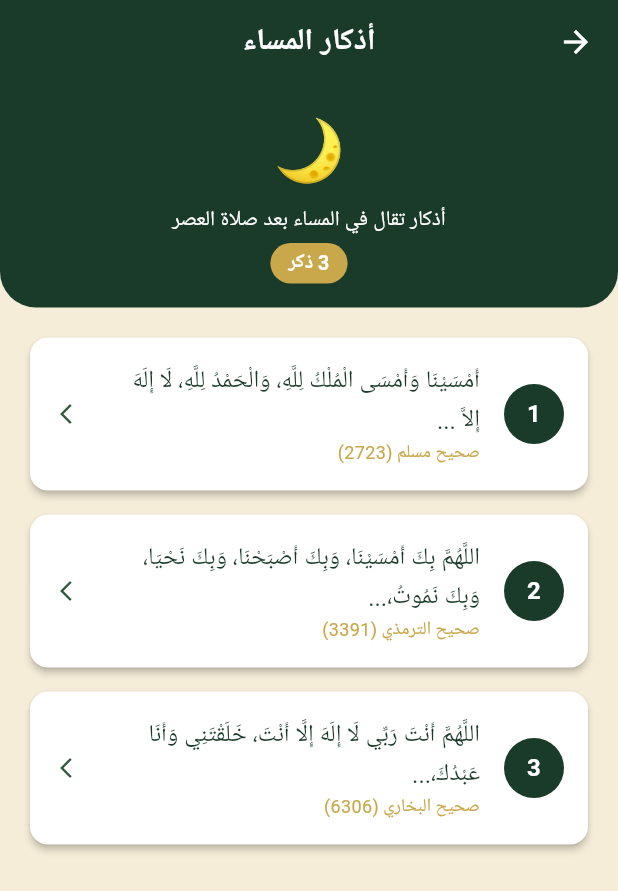
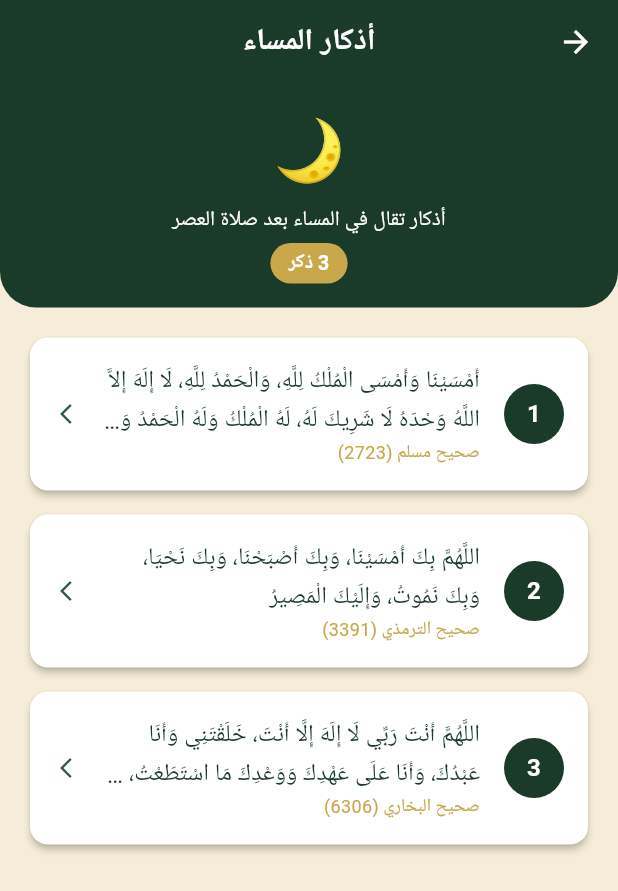
Before and after one commit to mosalahi/adhkar, a Flutter app: the screen it shows after launch, after a tap on "أذكار المساء", on a phone screen of 412 x 824 dp. Shown: the top 891 px of the screen. Run offline on Flutter 3.47's test engine with Material 3 defaults, Android fonts, the phone set to English and light mode, and no system bars; our stand-ins replace google_fonts; Roboto replaces fonts that are missing (Amiri, Tajawal).

Commit message:
fix(security): إصلاح المشكلات الحرجة والعالية — الجولة الثانية
Critical:
- استبدال catch (e) العام بـ on FormatException + catch مفصول
- إزالة الوصول غير المحمي للـ context بعد العملية الغير متزامنة
  (استبدل snackbar بـ _hasError state بدلاً من ذلك)

High:
- إضافة شاشة خطأ مع زر إعادة المحاولة عند فشل التحميل
- استبدال substring(0, 80) على النص العربي بـ maxLines + TextOverflow.ellipsis
- تصحيح محاذاة RTL: Alignment.centerLeft → AlignmentDirectional.centerEnd

https://claude.ai/code/session_01SdaGCdMtKYUVpX1n2oB7tf

```diff
--- a/lib/screens/category_screen.dart
+++ b/lib/screens/category_screen.dart
@@ -101,9 +101,9 @@ class CategoryScreen extends StatelessWidget {
               ),
             ),
             title: Text(
-              dhikr.text.length > 80
-                  ? '${dhikr.text.substring(0, 80)}...'
-                  : dhikr.text,
+              dhikr.text,
+              maxLines: 2,
+              overflow: TextOverflow.ellipsis,
               style: GoogleFonts.amiri(
                 fontSize: 16,
                 color: AppColors.textPrimary,
--- a/lib/screens/dhikr_screen.dart
+++ b/lib/screens/dhikr_screen.dart
@@ -155,7 +155,7 @@ class _DhikrScreenState extends State<DhikrScreen> {
           // Count badge
           const SizedBox(height: 8),
           Align(
-            alignment: Alignment.centerLeft,
+            alignment: AlignmentDirectional.centerEnd,
             child: Container(
               padding: const EdgeInsets.symmetric(horizontal: 10, vertical: 4),
               decoration: BoxDecoration(
--- a/lib/screens/home_screen.dart
+++ b/lib/screens/home_screen.dart
@@ -17,6 +17,7 @@ class HomeScreen extends StatefulWidget {
 class _HomeScreenState extends State<HomeScreen> {
   List<AdhkarCategory> _categories = [];
   bool _isLoading = true;
+  bool _hasError = false;
 
   @override
   void initState() {
@@ -45,20 +46,12 @@ class _HomeScreenState extends State<HomeScreen> {
           _isLoading = false;
         });
       }
+    } on FormatException catch (e) {
+      debugPrint('خطأ في تنسيق البيانات: $e');
+      if (mounted) setState(() { _isLoading = false; _hasError = true; });
     } catch (e) {
-      debugPrint('خطأ في تحميل الأذكار: $e');
-      if (mounted) {
-        setState(() => _isLoading = false);
-        ScaffoldMessenger.of(context).showSnackBar(
-          SnackBar(
-            content: Text(
-              'تعذّر تحميل البيانات',
-              style: GoogleFonts.tajawal(),
-            ),
-            backgroundColor: AppColors.primary,
-          ),
-        );
-      }
+      debugPrint('خطأ غير متوقع في تحميل الأذكار: $e');
+      if (mounted) setState(() { _isLoading = false; _hasError = true; });
     }
   }
 
@@ -74,7 +67,43 @@ class _HomeScreenState extends State<HomeScreen> {
           ? const Center(
               child: CircularProgressIndicator(color: AppColors.golden),
             )
-          : Column(
+          : _hasError
+              ? Center(
+                  child: Column(
+                    mainAxisSize: MainAxisSize.min,
+                    children: [
+                      const Icon(Icons.error_outline,
+                          color: AppColors.golden, size: 48),
+                      const SizedBox(height: 12),
+                      Text(
+                        'تعذّر تحميل البيانات',
+                        style: GoogleFonts.tajawal(
+                          fontSize: 16,
+                          color: AppColors.textPrimary,
+                        ),
+                      ),
+                      const SizedBox(height: 12),
+                      TextButton.icon(
+                        onPressed: () {
+                          setState(() {
+                            _isLoading = true;
+                            _hasError = false;
+                          });
+                          _loadAdhkar();
+                        },
+                        icon: const Icon(Icons.refresh),
+                        label: Text(
+                          'إعادة المحاولة',
+                          style: GoogleFonts.tajawal(),
+                        ),
+                        style: TextButton.styleFrom(
+                          foregroundColor: AppColors.primary,
+                        ),
+                      ),
+                    ],
+                  ),
+                )
+              : Column(
               children: [
                 _buildHeader(),
                 Expanded(
```
